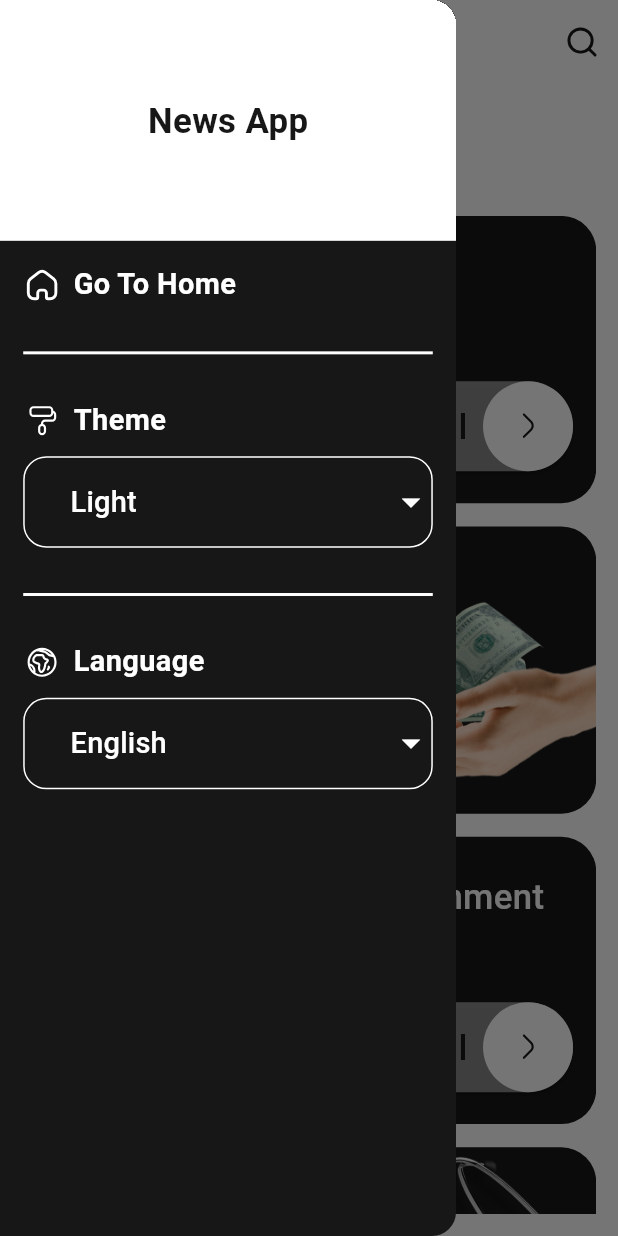
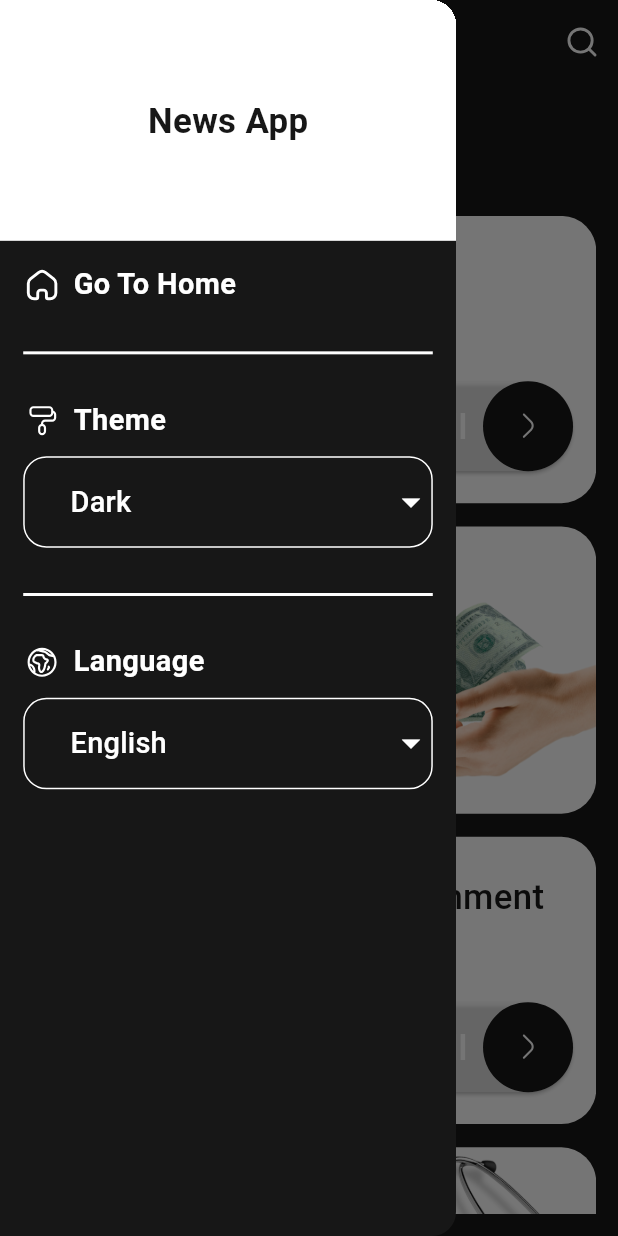
Before and after one commit to Ahmed13578494/News_App, a Flutter app: the screen it shows after launch, with the side drawer open, on a phone screen of 412 x 824 dp. Run offline on Flutter 3.47's test engine with Material 3 defaults, Android fonts, the phone set to English and light mode, and no system bars; our stand-ins replace cached_network_image, easy_localization, flutter_bloc, flutter_screenutil, flutter_svg, shared_preferences and 1 more.

Commit message:
+ Set Theme + Add SharedPref Theme Provider

```diff
--- /dev/null
+++ b/lib/Core/remote/local/sharedpreferences.dart
@@ -0,0 +1,17 @@
+import 'package:shared_preferences/shared_preferences.dart';
+
+class SaveTheme {
+  static late SharedPreferences prefs;
+
+  static init() async {
+    prefs = await SharedPreferences.getInstance();
+  }
+
+  static void setTheme(bool theme) async {
+    prefs.setBool("theme", theme);
+  }
+
+  static getTheme() {
+    return prefs.getBool("theme") ?? false;
+  }
+}
--- /dev/null
+++ b/lib/Model/ThemeProvider/ThemeProvider.dart
@@ -0,0 +1,20 @@
+import 'package:flutter/material.dart';
+import 'package:news_app_c14/Core/remote/local/sharedpreferences.dart';
+
+class ThemeProvider extends ChangeNotifier {
+  ThemeMode themeMode = ThemeMode.light;
+
+  switchTheme(ThemeMode newTheme) {
+    themeMode = newTheme;
+    notifyListeners();
+  }
+
+  init() {
+    var response = SaveTheme.getTheme();
+    if (response == false) {
+      themeMode = ThemeMode.dark;
+    } else {
+      themeMode = ThemeMode.light;
+    }
+  }
+}
--- a/lib/Ui/Home/Widget/CustomDrawer.dart
+++ b/lib/Ui/Home/Widget/CustomDrawer.dart
@@ -2,10 +2,12 @@ import 'package:easy_localization/easy_localization.dart';
 import 'package:flutter/material.dart';
 import 'package:flutter_screenutil/flutter_screenutil.dart';
 import 'package:flutter_svg/flutter_svg.dart';
+import 'package:news_app_c14/Core/remote/local/sharedpreferences.dart';
 import 'package:news_app_c14/Core/resources/AssetManager.dart';
 import 'package:news_app_c14/Core/resources/ColorManager.dart';
 import 'package:news_app_c14/Core/resources/StringManager.dart';
-import 'package:news_app_c14/Model/CategoryModel.dart';
+import 'package:news_app_c14/Model/ThemeProvider/ThemeProvider.dart';
+import 'package:provider/provider.dart';
 
 class CustomDrawer extends StatelessWidget{
   void Function() onClick;
@@ -13,7 +15,9 @@ class CustomDrawer extends StatelessWidget{
 
   @override
   Widget build(BuildContext context) {
+    ThemeProvider provider = Provider.of(context);
     int selectedLan = context.locale.languageCode=='en'?0:1;
+    int selectedThe = provider.themeMode==ThemeMode.light?0:1;
     return Drawer(
       child: Column(
         children: [
@@ -79,7 +83,7 @@ class CustomDrawer extends StatelessWidget{
                 ),
                 SizedBox(height: 10.h,),
                 DropdownButtonFormField<String>(
-                  value: "Light",
+                  value: selectedThe==0?"Light":"Dark",
                   iconEnabledColor: ColorManager.whiteColor,
                   iconDisabledColor: ColorManager.whiteColor,
                   iconSize: 30.sp,
@@ -120,8 +124,12 @@ class CustomDrawer extends StatelessWidget{
                     onChanged: (value){
                     if(value == "Light"){
                       // Set Light
+                      provider.switchTheme(ThemeMode.light);
+                      SaveTheme.setTheme(true);
                     }else{
                       // Set Dark
+                      provider.switchTheme(ThemeMode.dark);
+                      SaveTheme.setTheme(false);
                     }
                     }
                 ),
--- a/lib/main.dart
+++ b/lib/main.dart
@@ -1,15 +1,23 @@
 import 'package:easy_localization/easy_localization.dart';
 import 'package:flutter/material.dart';
 import 'package:flutter_screenutil/flutter_screenutil.dart';
+import 'package:news_app_c14/Core/remote/local/sharedpreferences.dart';
 import 'package:news_app_c14/Core/resources/AppTheme.dart';
 import 'package:news_app_c14/Core/resources/RoutesManager.dart';
+import 'package:news_app_c14/Model/ThemeProvider/ThemeProvider.dart';
 import 'package:news_app_c14/Ui/Home/Screen/Home_Screen.dart';
+import 'package:provider/provider.dart';
 
 void main() async{
   WidgetsFlutterBinding.ensureInitialized(); // طالما الmain فيها asyanc يبقا لازم نستخدم السطر دا
   await ScreenUtil.ensureScreenSize();
   await EasyLocalization.ensureInitialized();
-  runApp(const MyApp());
+  await SaveTheme.init();
+  runApp(ChangeNotifierProvider(
+      create: (context) =>
+      ThemeProvider()
+        ..init(),
+      child: const MyApp()));
 }
 
 class MyApp extends StatelessWidget {
@@ -39,6 +47,7 @@ class MyMaterialApp extends StatelessWidget {
 
   @override
   Widget build(BuildContext context) {
+    ThemeProvider provider = Provider.of(context);
     return MaterialApp(
       debugShowCheckedModeBanner: false,
       localizationsDelegates: context.localizationDelegates,
@@ -48,7 +57,7 @@ class MyMaterialApp extends StatelessWidget {
       title: 'News App',
       theme: AppTheme.lightTheme,
       darkTheme: AppTheme.darkTheme,
-      themeMode: ThemeMode.light,
+      themeMode: provider.themeMode,
       routes: {RoutesManager.home: (_) => HomeScreen()},
       initialRoute: RoutesManager.home,
     );
--- a/pubspec.yaml
+++ b/pubspec.yaml
@@ -43,6 +43,7 @@ dependencies:
   provider: ^6.1.5
   flutter_bloc: ^9.1.1
   easy_localization: ^3.0.7+1
+  shared_preferences: ^2.5.3
 
 dev_dependencies:
   flutter_test:
```
Also changed, not shown: pubspec.lock.
